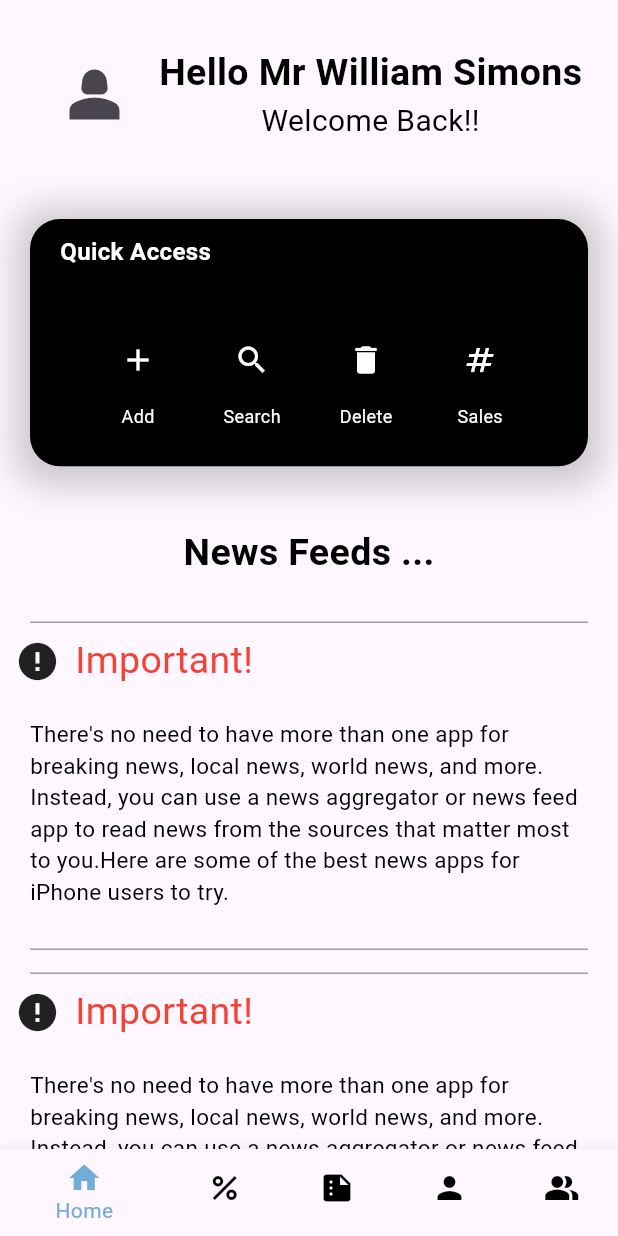
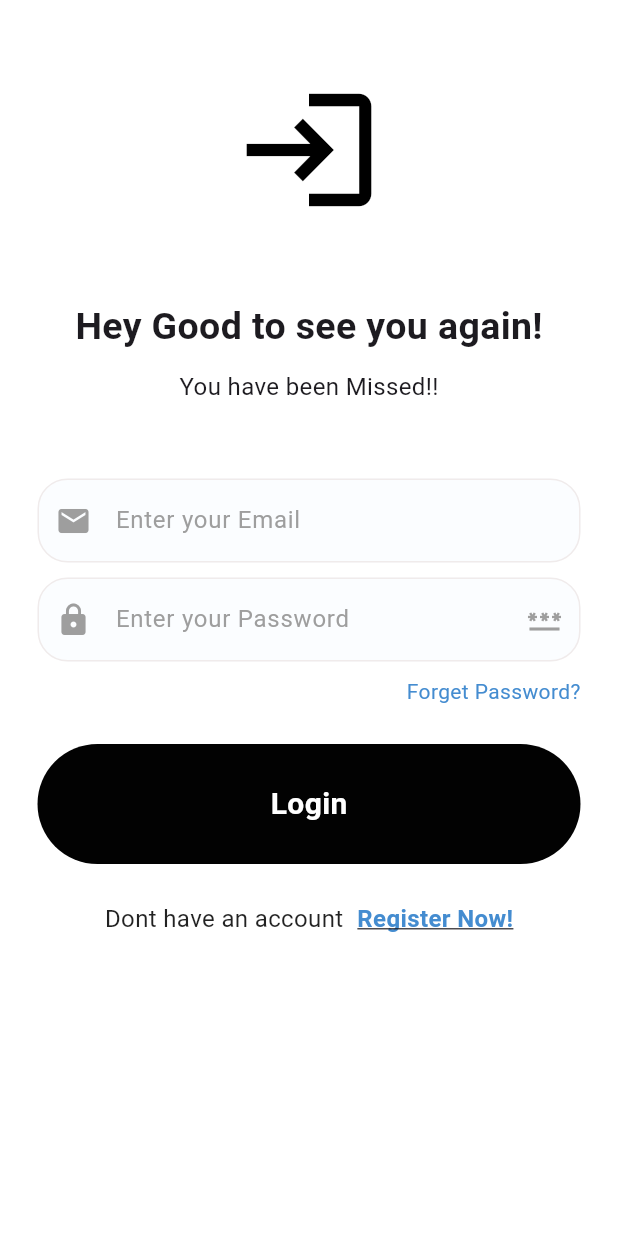
Before and after one commit to Eduthalia/Et-Tax--Yanosats, a Flutter app: the screen it shows after launch, on a phone screen of 412 x 824 dp. Run offline on Flutter 3.47's test engine with Material 3 defaults, Android fonts, the phone set to English and light mode, and no system bars; our stand-ins replace cloud_firestore, firebase_auth, firebase_core, google_fonts; accounts and stored records are empty; Roboto replaces fonts that are missing (Acme).

Commit message:
2nd add/commit

```diff
--- /dev/null
+++ b/ettax/lib/components/my_button.dart
@@ -0,0 +1,30 @@
+import 'package:flutter/material.dart';
+
+class MyButton extends StatelessWidget {
+  final void Function()? ontap;
+  final String text;
+  const MyButton({super.key, this.ontap, required this.text});
+
+  @override
+  Widget build(BuildContext context) {
+    return GestureDetector(
+      onTap: ontap,
+      child: Container(
+        width: 400,
+        height: 80,
+        padding: const EdgeInsets.all(25),
+        decoration: BoxDecoration(
+          color: Color.fromARGB(255, 2, 2, 2),
+          borderRadius: BorderRadius.circular(50),
+        ),
+        child: Center(
+          child: Text(text, style: const TextStyle(
+            color: Colors.white,
+            fontWeight: FontWeight.bold,
+            fontSize: 20,
+          ),),
+        ),
+      ),
+    );
+  }
+}
--- /dev/null
+++ b/ettax/lib/components/my_text_fied.dart
@@ -0,0 +1,55 @@
+import 'package:flutter/material.dart';
+
+class MyTextField extends StatelessWidget {
+  final TextEditingController controllers;
+  final String hintText;
+  final bool obscureText;
+  final IconData? leftIcon;
+  final IconData? rightIcon;
+  final Color? iconColor;
+
+  const MyTextField({
+    super.key,
+    required this.hintText,
+    required this.controllers,
+    required this.obscureText,
+    this.leftIcon,
+    this.rightIcon,
+    this.iconColor,
+  });
+
+  @override
+  Widget build(BuildContext context) {
+    return Container(
+      decoration: BoxDecoration(
+        borderRadius: BorderRadius.circular(20.0)
+      ),
+      child: TextField(
+        controller: controllers,
+        obscureText: obscureText,
+        decoration: InputDecoration(
+          enabledBorder: OutlineInputBorder(
+            borderSide: const BorderSide(
+              color: Color.fromARGB(255, 240, 235, 235),
+            ),
+            borderRadius: BorderRadius.circular(20.0),
+          ),
+          focusedBorder: const OutlineInputBorder(
+            borderSide: BorderSide(
+              color: Color.fromARGB(255, 240, 235, 235),
+            ),
+          ),
+          fillColor: const Color.fromARGB(255, 251, 253, 255),
+          filled: true,
+          hintText: hintText,
+          hintStyle: const TextStyle(
+            color: Colors.grey,
+            fontSize: 16,
+          ),
+          prefixIcon: leftIcon != null ? Icon(leftIcon, color: iconColor,) : null,
+          suffixIcon: rightIcon != null ? Icon(rightIcon, color: iconColor,) : null,
+        ),
+      ),
+    );
+  }
+}
--- /dev/null
+++ b/ettax/lib/pages/login.dart
@@ -0,0 +1,150 @@
+import 'package:flutter/material.dart';
+import 'package:provider/provider.dart';
+
+import '../components/my_button.dart';
+import '../components/my_text_fied.dart';
+import '../services/auth_services.dart';
+
+class Login extends StatefulWidget {
+  final void Function()? ontap;
+  const Login({super.key, this.ontap});
+
+  @override
+  State<Login> createState() => _LoginState();
+}
+
+class _LoginState extends State<Login> {
+  signUp() async {
+    final authService = Provider.of<AuthServices>(context, listen: false);
+    try {
+      await authService.signInWithEmailAndPassword(
+          emailcontroller.text, passwordcontroller.text);
+    } catch (e) {
+      ScaffoldMessenger.of(context)
+          .showSnackBar(SnackBar(content: Text(e.toString())));
+    }
+  }
+
+  final emailcontroller = TextEditingController();
+  final passwordcontroller = TextEditingController();
+  @override
+  Widget build(BuildContext context) {
+    return Scaffold(
+      backgroundColor: Colors.white,
+      body: SingleChildScrollView(
+        child: SafeArea(
+          child: Center(
+            child: Padding(
+              padding: const EdgeInsets.symmetric(horizontal: 25.0),
+              child: Column(
+                mainAxisAlignment: MainAxisAlignment.center,
+                children: [
+                  const SizedBox(
+                    height: 50,
+                  ),
+                  //logo if nedded
+                  const Icon(
+                    Icons.login,
+                    size: 100.0,
+                    color: Colors.black,
+                  ),
+                  const SizedBox(
+                    height: 50,
+                  ),
+                  //welcome text
+                  const Text(
+                    "Hey Good to see you again!",
+                    style: TextStyle(fontSize: 25, fontWeight: FontWeight.bold),
+                  ),
+                  const SizedBox(
+                    height: 10,
+                  ),
+                  //sub welcome
+                  const Text(
+                    "You have been Missed!!",
+                    style: TextStyle(
+                      fontSize: 16,
+                    ),
+                  ),
+                  const SizedBox(
+                    height: 50,
+                  ),
+                  //input fields 1
+                  MyTextField(
+                    hintText: "Enter your Email",
+                    controllers: emailcontroller,
+                    obscureText: false,
+                    leftIcon: Icons.mail,
+                    iconColor: Colors.grey,
+                  ),
+                  const SizedBox(
+                    height: 10,
+                  ),
+                  //input fields 2
+                  MyTextField(
+                    hintText: "Enter your Password",
+                    controllers: passwordcontroller,
+                    obscureText: true,
+                    leftIcon: Icons.lock,
+                    rightIcon: Icons.password,
+                    iconColor: Colors.grey,
+                  ),
+                  const SizedBox(
+                    height: 10,
+                  ),
+                  const Row(
+                    mainAxisAlignment: MainAxisAlignment.end,
+                    children: [
+                      Text("Forget Password?", style: TextStyle(
+                        color: Color.fromARGB(255, 68, 140, 208),
+                      ),),
+                    ],
+                  ),
+                  const SizedBox(
+                    height: 25,
+                  ),
+                  //log in button
+                  MyButton(
+                    text: "Login",
+                    ontap: signUp,
+                  ),
+                  const SizedBox(
+                    height: 25,
+                  ),
+                  //dont have an account button
+                  Row(
+                    mainAxisAlignment: MainAxisAlignment.center,
+                    children: [
+                      const Text(
+                        "Dont have an account ",
+                        style: TextStyle(
+                          fontSize: 16,
+                          color: Colors.black87,
+                        ),
+                      ),
+                      const SizedBox(
+                        width: 5,
+                      ),
+                      GestureDetector(
+                        onTap: widget.ontap,
+                        child: const Text(
+                          "Register Now!",
+                          style: TextStyle(
+                            fontSize: 16,
+                            color: Color.fromARGB(255, 68, 140, 208),
+                            fontWeight: FontWeight.bold,
+                            decoration: TextDecoration.underline,
+                          ),
+                        ),
+                      ),
+                    ],
+                  )
+                ],
+              ),
+            ),
+          ),
+        ),
+      ),
+    );
+  }
+}
--- /dev/null
+++ b/ettax/lib/services/auth_gate.dart
@@ -0,0 +1,23 @@
+import 'package:ettax/pages/home_page.dart';
+import 'package:ettax/services/login_or_register.dart';
+import 'package:firebase_auth/firebase_auth.dart';
+import 'package:flutter/material.dart';
+
+class AuthGate extends StatelessWidget {
+  const AuthGate({super.key});
+
+  @override
+  Widget build(BuildContext context) {
+    return Scaffold(
+      body: StreamBuilder(
+          stream: FirebaseAuth.instance.authStateChanges(),
+          builder: (context, snapshot) {
+            if (snapshot.hasData) {
+              return  const HomePage();
+            } else {
+              return const LoginOrRegister();
+            }
+          }),
+    );
+  }
+}
--- /dev/null
+++ b/ettax/lib/services/login_or_register.dart
@@ -0,0 +1,29 @@
+import 'package:flutter/material.dart';
+
+import '../pages/login.dart';
+import '../pages/register_page.dart';
+
+class LoginOrRegister extends StatefulWidget {
+  const LoginOrRegister({super.key});
+
+  @override
+  State<LoginOrRegister> createState() => _LoginOrRegisterState();
+}
+
+class _LoginOrRegisterState extends State<LoginOrRegister> {
+  bool showLoginPage = true;
+
+  void togglePages() {
+    setState(() {
+      showLoginPage = !showLoginPage;
+    });
+  }
+
+  @override
+  Widget build(BuildContext context) {
+    if (showLoginPage){
+      return Login(ontap: togglePages,);
+    }
+    return RegisterPage(ontap: togglePages,);
+  }
+}
--- a/ettax/pubspec.yaml
+++ b/ettax/pubspec.yaml
@@ -36,6 +36,10 @@ dependencies:
   # Use with the CupertinoIcons class for iOS style icons.
   cupertino_icons: ^1.0.6
   google_fonts: ^6.2.1
+  cloud_firestore: ^4.17.0
+  firebase_auth: ^4.19.2
+  provider: ^6.1.2
+  firebase_core: ^2.30.0
 
 dev_dependencies:
   flutter_test:
```
Also changed, not shown: ettax/lib/main.dart (+13 -3 lines), ettax/lib/pages/home_page.dart (+27 -2 lines), ettax/lib/pages/register_page.dart (added, +154 -0 lines), ettax/lib/services/auth_services.dart (added, +79 -0 lines), ettax/firebase.json (added), ettax/lib/firebase_options.dart (added), ettax/lib/pages/register.dart (added), ettax/pubspec.lock, 9 other files.
